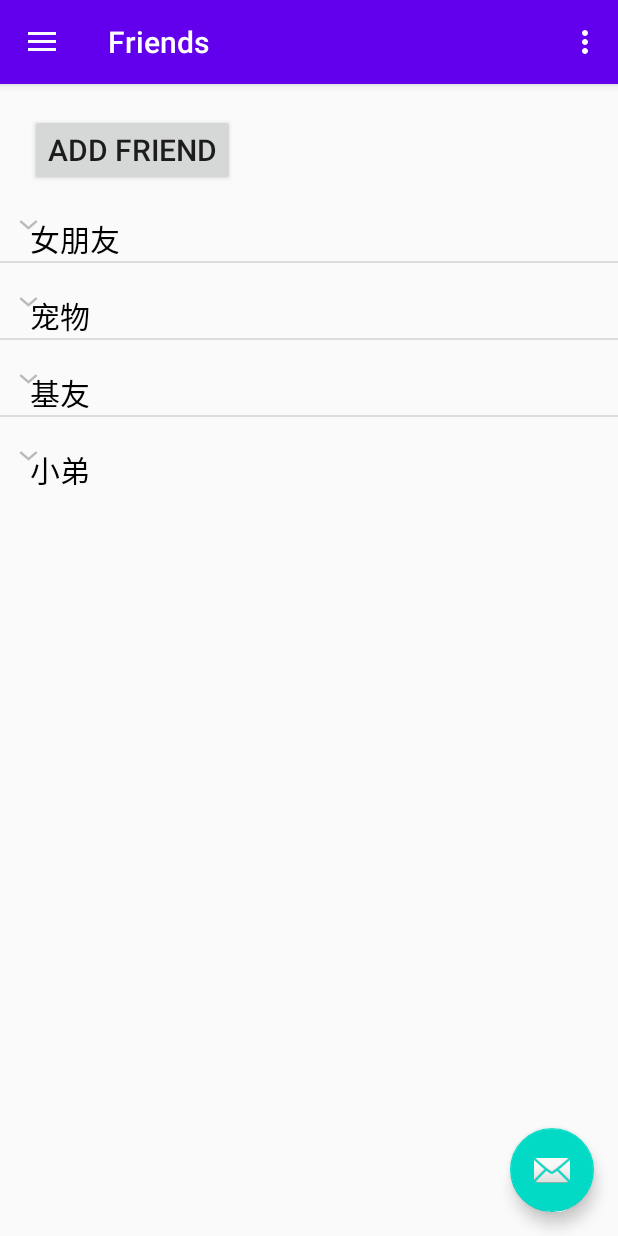
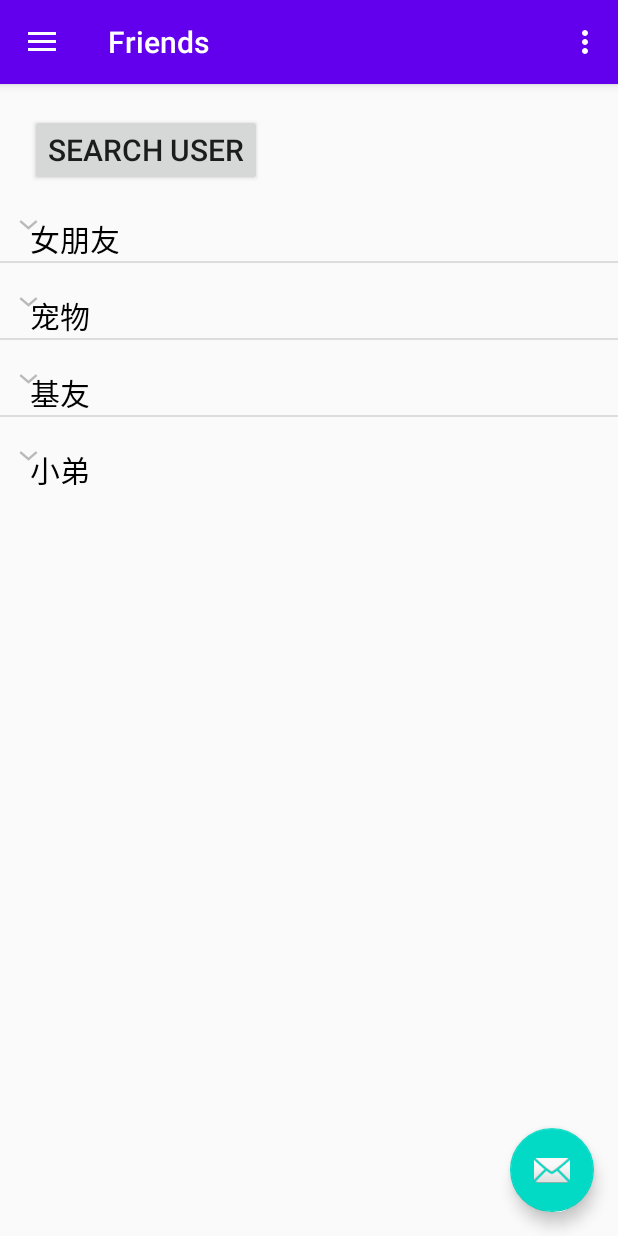
Before and after one commit to QinghangHong1/cs184-woohoo, an Android app: the screen it shows after launch (MainActivity), in the side drawer, after a tap on "Friends", on a phone screen of 412 x 824 dp. Run offline under Robolectric (Android 15) with nearby library versions, the phone set to English and light mode, and no system bars; our stand-ins replace Firebase (no records; nobody signed in at launch, a user with empty details on screens opened directly), navigation-ui.

Commit message:
improved UI

```diff
--- a/app/src/main/java/edu/ucsb/cs/cs184/qhong/woohoo/MainActivity.java
+++ b/app/src/main/java/edu/ucsb/cs/cs184/qhong/woohoo/MainActivity.java
@@ -9,10 +9,7 @@ import android.widget.Button;
 import android.widget.TextView;
 
 import com.google.android.material.floatingactionbutton.FloatingActionButton;
-import com.google.android.material.snackbar.Snackbar;
 import com.google.android.material.navigation.NavigationView;
-import com.google.firebase.auth.FirebaseAuth;
-import com.google.firebase.auth.FirebaseUser;
 import com.google.firebase.database.DataSnapshot;
 import com.google.firebase.database.DatabaseError;
 import com.google.firebase.database.DatabaseReference;
@@ -27,8 +24,6 @@ import androidx.navigation.ui.NavigationUI;
 import androidx.drawerlayout.widget.DrawerLayout;
 import androidx.appcompat.app.AppCompatActivity;
 import androidx.appcompat.widget.Toolbar;
-
-import edu.ucsb.cs.cs184.qhong.woohoo.ui.gallery.GalleryViewModel;
 
 public class MainActivity extends AppCompatActivity {
 
--- a/app/src/main/java/edu/ucsb/cs/cs184/qhong/woohoo/ui/gallery/GalleryFragment.java
+++ b/app/src/main/java/edu/ucsb/cs/cs184/qhong/woohoo/ui/friend/FriendFragment.java
@@ -1,27 +1,21 @@
-package edu.ucsb.cs.cs184.qhong.woohoo.ui.gallery;
+package edu.ucsb.cs.cs184.qhong.woohoo.ui.friend;
 
+import android.content.Context;
 import android.os.Bundle;
 import android.util.Log;
 import android.view.LayoutInflater;
 import android.view.View;
 import android.view.ViewGroup;
 import android.widget.Button;
-import android.widget.EditText;
 import android.widget.ExpandableListView;
-import android.widget.TextView;
+import android.widget.LinearLayout;
+import android.widget.SearchView;
 import android.widget.Toast;
 
 import androidx.annotation.NonNull;
 import androidx.annotation.Nullable;
 import androidx.fragment.app.Fragment;
-import androidx.lifecycle.Observer;
 import androidx.lifecycle.ViewModelProviders;
-
-import com.google.android.gms.tasks.OnCompleteListener;
-import com.google.android.gms.tasks.Task;
-import com.google.firebase.auth.AuthResult;
-import com.google.firebase.auth.FirebaseAuth;
-import com.google.firebase.auth.FirebaseUser;
 
 import java.util.ArrayList;
 
@@ -30,9 +24,9 @@ import edu.ucsb.cs.cs184.qhong.woohoo.utils.FriendGroup;
 import edu.ucsb.cs.cs184.qhong.woohoo.utils.MyAdapter;
 import edu.ucsb.cs.cs184.qhong.woohoo.utils.User;
 
-public class GalleryFragment extends Fragment {
+public class FriendFragment extends Fragment {
 
-    private GalleryViewModel galleryViewModel;
+    private FriendViewModel friendViewModel;
 
     private String[] groupNames = new String[]{"女朋友", "宠物", "基友", "小弟"};
     private String[][] friendNames = new String[][]{{"苍井空", "波多野结衣", "小泽玛莉亚", "龙泽罗拉"},
@@ -45,9 +39,9 @@ public class GalleryFragment extends Fragment {
 
     public View onCreateView(@NonNull LayoutInflater inflater,
                              ViewGroup container, Bundle savedInstanceState) {
-        galleryViewModel =
-                ViewModelProviders.of(this).get(GalleryViewModel.class);
-        View root = inflater.inflate(R.layout.fragment_gallery, container, false);
+        friendViewModel =
+                ViewModelProviders.of(this).get(FriendViewModel.class);
+        View root = inflater.inflate(R.layout.fragment_friend, container, false);
         return root;
     }
 
@@ -60,14 +54,38 @@ public class GalleryFragment extends Fragment {
         mAdapter = new MyAdapter(groups,getContext());
         expandableListView.setAdapter(mAdapter);
 
-        Button addButton = getActivity().findViewById(R.id.addFriend);
+        final Button addButton = getActivity().findViewById(R.id.searchUser);
         addButton.setOnClickListener(new View.OnClickListener(){
             @Override
             public void onClick(View view) {
-                Toast.makeText(getContext(), "老子没写呢！！",
-                        Toast.LENGTH_SHORT).show();
-            }
-        });
+                LinearLayout searchBar = getActivity().findViewById(R.id.userSearchBar);
+                searchBar.setVisibility(View.VISIBLE);
+                addButton.setVisibility(View.GONE);
+                SearchView userSearch = getActivity().findViewById(R.id.userSearchText);
+                userSearch.setIconified(false);
+                userSearch.setSubmitButtonEnabled(true);
+                userSearch.setOnCloseListener(new SearchView.OnCloseListener() {
+                    @Override
+                    public boolean onClose() {
+                        LinearLayout searchBar = getActivity().findViewById(R.id.userSearchBar);
+                        searchBar.setVisibility(View.GONE);
+                        addButton.setVisibility(View.VISIBLE);
+                        return false;
+                    }
+                });
+                userSearch.setOnQueryTextListener(new SearchView.OnQueryTextListener() {
+                    @Override
+                    public boolean onQueryTextSubmit(String s) {
+                        Toast.makeText(getContext(), "老子没写呢！！", Toast.LENGTH_SHORT).show();
+                        return false;
+                    }
+
+                    @Override
+                    public boolean onQueryTextChange(String s) {
+                        return false;
+                    }
+                });
+            }});
     }
 
     public void initList(){
--- a/app/src/main/java/edu/ucsb/cs/cs184/qhong/woohoo/ui/gallery/GalleryViewModel.java
+++ b/app/src/main/java/edu/ucsb/cs/cs184/qhong/woohoo/ui/friend/FriendViewModel.java
@@ -1,16 +1,16 @@
-package edu.ucsb.cs.cs184.qhong.woohoo.ui.gallery;
+package edu.ucsb.cs.cs184.qhong.woohoo.ui.friend;
 
 import androidx.lifecycle.LiveData;
 import androidx.lifecycle.MutableLiveData;
 import androidx.lifecycle.ViewModel;
 
-public class GalleryViewModel extends ViewModel {
+public class FriendViewModel extends ViewModel {
 
     private MutableLiveData<String> mText;
 
-    public GalleryViewModel() {
+    public FriendViewModel() {
         mText = new MutableLiveData<>();
-        mText.setValue("This is gallery fragment");
+        mText.setValue("This is friend fragment");
     }
 
     public LiveData<String> getText() {
--- a/app/src/main/res/layout/fragment_gallery.xml
+++ b/app/src/main/res/layout/fragment_friend.xml
@@ -4,16 +4,33 @@
     xmlns:tools="http://schemas.android.com/tools"
     android:layout_width="match_parent"
     android:layout_height="match_parent"
-    tools:context=".ui.gallery.GalleryFragment"
+    tools:context=".ui.friend.FriendFragment"
     android:orientation="vertical">
 
+
+    <LinearLayout
+        android:id="@+id/userSearchBar"
+        android:layout_width="wrap_content"
+        android:layout_height="wrap_content"
+        android:orientation="horizontal"
+        android:visibility="gone">
+
+        <SearchView
+            android:id="@+id/userSearchText"
+            android:layout_width="wrap_content"
+            android:layout_height="wrap_content"
+            android:layout_marginStart="20dp"
+            android:layout_marginTop="20dp"
+            android:queryHint="Enter User ID" />
+
+    </LinearLayout>
     <Button
+        android:id="@+id/searchUser"
         android:layout_marginTop="20dp"
         android:layout_marginStart="20dp"
-        android:id="@+id/addFriend"
         android:layout_width="wrap_content"
         android:layout_height="wrap_content"
-        android:text="Add Friend"
+        android:text="Search User"
         android:textSize="20dp"/>
 
     <ExpandableListView
--- a/app/src/main/res/navigation/mobile_navigation.xml
+++ b/app/src/main/res/navigation/mobile_navigation.xml
@@ -13,9 +13,9 @@
 
     <fragment
         android:id="@+id/nav_gallery"
-        android:name="edu.ucsb.cs.cs184.qhong.woohoo.ui.gallery.GalleryFragment"
+        android:name="edu.ucsb.cs.cs184.qhong.woohoo.ui.friend.FriendFragment"
         android:label="@string/menu_gallery"
-        tools:layout="@layout/fragment_gallery" />
+        tools:layout="@layout/fragment_friend" />
 
     <fragment
         android:id="@+id/nav_slideshow"
```
Also changed, not shown: app/src/main/java/edu/ucsb/cs/cs184/qhong/woohoo/ui/home/HomeFragment.java (+1 -8 lines).
